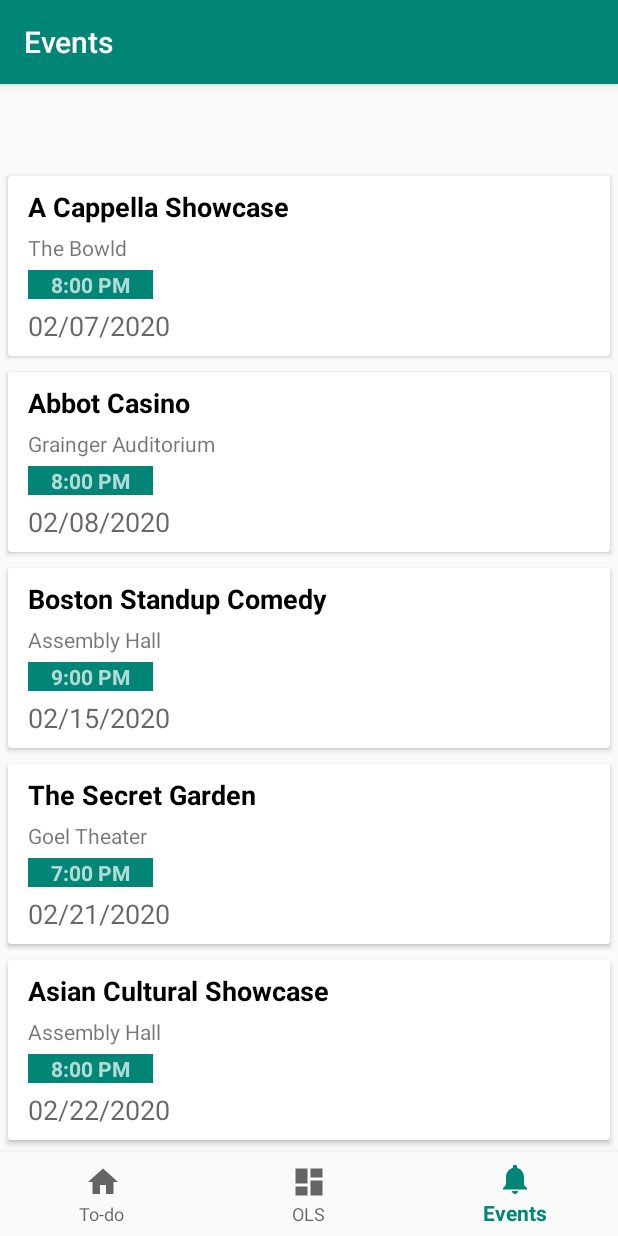
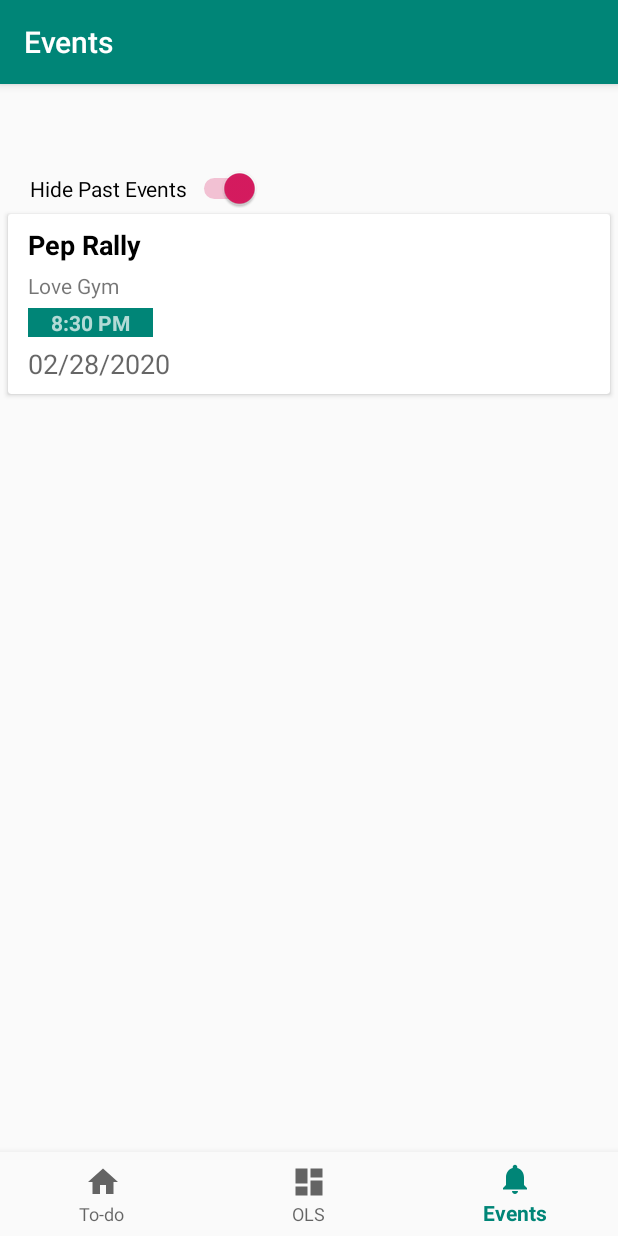
Before and after one commit to josephchen1/Connexeter, an Android app: the NotificationsFragment screen opened through its navigation route, on a phone screen of 412 x 824 dp. Run offline under Robolectric (Android 15) with nearby library versions, the phone set to English and light mode, and no system bars; our stand-ins replace navigation-ui.

Commit message:
Implement data persistence for events and minor bug fixes

```diff
--- a/app/build.gradle
+++ b/app/build.gradle
@@ -28,6 +28,7 @@ dependencies {
     implementation 'androidx.navigation:navigation-fragment:2.2.1'
     implementation 'androidx.navigation:navigation-ui:2.2.1'
     implementation 'androidx.lifecycle:lifecycle-extensions:2.2.0'
+    implementation 'androidx.preference:preference:1.1.0'
     testImplementation 'junit:junit:4.13'
     androidTestImplementation 'androidx.test.ext:junit:1.1.1'
     androidTestImplementation 'androidx.test.espresso:espresso-core:3.2.0'
--- a/app/src/main/java/com/example/connexeter/MainActivity.java
+++ b/app/src/main/java/com/example/connexeter/MainActivity.java
@@ -4,6 +4,7 @@ import android.os.Bundle;
 import android.view.View;
 import android.widget.AdapterView;
 
+import com.example.connexeter.ui.notifications.NotificationsFragment;
 import com.google.android.material.bottomnavigation.BottomNavigationView;
 
 import androidx.appcompat.app.AppCompatActivity;
--- a/app/src/main/java/com/example/connexeter/ui/home/HomeFragment.java
+++ b/app/src/main/java/com/example/connexeter/ui/home/HomeFragment.java
@@ -69,6 +69,7 @@ public class HomeFragment extends Fragment {
                 }
             }
         });
+
         tasksList.setOnItemClickListener(new AdapterView.OnItemClickListener() {
             @Override
             public void onItemClick(AdapterView<?> parent, View view, int position, long id) {
--- a/app/src/main/java/com/example/connexeter/ui/notifications/Event.java
+++ b/app/src/main/java/com/example/connexeter/ui/notifications/Event.java
@@ -8,14 +8,24 @@ import java.text.SimpleDateFormat;
 
 public class Event {
 
-    private String title, description, time, date;
+    private String title, description, startTime, endTime, date;
     SimpleDateFormat f = new SimpleDateFormat("MM/dd/yyyy");
+    SimpleDateFormat t = new SimpleDateFormat("h:mm a");
 
-    public Event(String title, String description, String time, String date) {
-        this.title=title;
-        this.description=description;
-        this.time=time;
-        this.date=date;
+    public Event(String title, String description, String startTime, String date) {
+        this.title = title;
+        this.description = description;
+        this.startTime = startTime;
+        this.date = date;
+        this.endTime = "";
+    }
+
+    public Event(String title, String description, String startTime, String endTime, String date) {
+        this.title = title;
+        this.description = description;
+        this.startTime = startTime;
+        this.endTime = endTime;
+        this.date = date;
     }
 
 
@@ -27,8 +37,22 @@ public class Event {
         return description;
     }
 
-    public String getTime() {
-        return time;
+    public String getStartTime() {
+        return startTime;
+    }
+
+    public long getStartTimeMS() {
+        try {
+            Date y = t.parse(startTime);
+            return y.getTime();
+        } catch (ParseException e) {
+            e.printStackTrace();
+            return 0;
+        }
+    }
+
+    public String getEndTime() {
+        return endTime;
     }
 
     public String getDate() {
--- a/app/src/main/java/com/example/connexeter/ui/notifications/EventAdapter.java
+++ b/app/src/main/java/com/example/connexeter/ui/notifications/EventAdapter.java
@@ -35,10 +35,13 @@ public class EventAdapter extends RecyclerView.Adapter<EventAdapter.EventViewHol
     @Override
     public void onBindViewHolder(@NonNull EventViewHolder holder, int position) {
         Event event = eventList.get(position);
-
         holder.textViewTitle.setText(event.getTitle());
         holder.textViewDescription.setText(event.getDescription());
-        holder.textViewTime.setText(event.getTime());
+        if (!event.getEndTime().equals("")) {
+            holder.textViewTime.setText(event.getStartTime()+" to "+event.getEndTime());
+        } else {
+            holder.textViewTime.setText(event.getStartTime());
+        }
         holder.textViewDate.setText(event.getDate());
     }
 
--- a/app/src/main/java/com/example/connexeter/ui/notifications/NotificationsFragment.java
+++ b/app/src/main/java/com/example/connexeter/ui/notifications/NotificationsFragment.java
@@ -1,9 +1,14 @@
 package com.example.connexeter.ui.notifications;
 
+import android.app.Activity;
+import android.content.Context;
+import android.content.SharedPreferences;
 import android.os.Bundle;
 import android.view.LayoutInflater;
 import android.view.View;
 import android.view.ViewGroup;
+import android.widget.CompoundButton;
+import android.widget.Switch;
 import android.widget.TextView;
 import android.widget.Toast;
 
@@ -12,6 +17,7 @@ import androidx.annotation.NonNull;
 import androidx.fragment.app.Fragment;
 import androidx.lifecycle.Observer;
 import androidx.lifecycle.ViewModelProviders;
+import androidx.preference.PreferenceManager;
 import androidx.recyclerview.widget.LinearLayoutManager;
 import androidx.recyclerview.widget.RecyclerView;
 
@@ -20,6 +26,8 @@ import com.example.connexeter.R;
 import java.util.ArrayList;
 import java.util.Calendar;
 import java.util.List;
+
+import static android.content.Context.MODE_PRIVATE;
 
 //TODO: use SimpleDateFormat to compare startTimes; separate Time to startTime and endTime
 //TODO: so you can compare startTime and organize it like so, make sure when comparing
@@ -39,19 +47,78 @@ public class NotificationsFragment extends Fragment {
 
         notificationsViewModel = ViewModelProviders.of(this).get(NotificationsViewModel.class);
         View root = inflater.inflate(R.layout.fragment_notifications, container, false);
-        final TextView textView = root.findViewById(R.id.text_notifications);
-        notificationsViewModel.getText().observe(getActivity(), new Observer<String>() {
-            @Override
-            public void onChanged(@Nullable String s) { textView.setText(s);
+        eventList = new ArrayList<>();
+        recyclerView = root.findViewById(R.id.recyclerView);
+        recyclerView.setHasFixedSize(true);
+        final Switch showPast = (Switch) root.findViewById(R.id.showSwitch);
+        recyclerView.setLayoutManager(new LinearLayoutManager(getActivity()));
+        SharedPreferences pref = this.getActivity().getSharedPreferences("pref", Context.MODE_PRIVATE);
+        showPast.setChecked(pref.getBoolean("value", true));
+
+
+        if(showPast.isChecked()) {
+            add();
+            Toast.makeText(getActivity(), "Hiding past events", Toast.LENGTH_SHORT).show();
+            SharedPreferences.Editor edit = getActivity().getSharedPreferences("pref", Context.MODE_PRIVATE).edit();
+            edit.putBoolean("value", true);
+            edit.apply();
+            showPast.setChecked(true);
+            for (int x = 0; x < eventList.size(); x++) {
+                if (tsLong > (eventList.get(x).getDateMS())) {
+                    recyclerView.setLayoutManager(new LinearLayoutManager(getActivity()));
+                    eventList.remove(x);
+                    x--;
+                }
+            }
+        } else {
+            eventList.clear();
+            SharedPreferences.Editor edit = getActivity().getSharedPreferences("pref", Context.MODE_PRIVATE).edit();
+            edit.putBoolean("value", false);
+            edit.apply();
+            showPast.setChecked(false);
+            Toast.makeText(getActivity(), "Showing past events", Toast.LENGTH_SHORT).show();
+            add();
+            recyclerView.setLayoutManager(new LinearLayoutManager(getActivity()));
+        }
+        showPast.setOnCheckedChangeListener(new CompoundButton.OnCheckedChangeListener() {
+            public void onCheckedChanged(CompoundButton buttonView, boolean isChecked) {
+                if (isChecked) {
+                    eventList.clear();
+                    add();
+                    Toast.makeText(getActivity(), "Hiding past events", Toast.LENGTH_SHORT).show();
+                    SharedPreferences.Editor edit = getActivity().getSharedPreferences("pref", Context.MODE_PRIVATE).edit();
+                    edit.putBoolean("value", true);
+                    edit.apply();
+                    showPast.setChecked(true);
+                    for (int x = 0; x < eventList.size(); x++) {
+                        if (tsLong > (eventList.get(x).getDateMS())) {
+                            recyclerView.setLayoutManager(new LinearLayoutManager(getActivity()));
+                            eventList.remove(x);
+                            x--;
+                        }
+                    }
+                } else {
+                    eventList.clear();
+                    SharedPreferences.Editor edit = getActivity().getSharedPreferences("pref", Context.MODE_PRIVATE).edit();
+                    edit.putBoolean("value", false);
+                    edit.apply();
+                    showPast.setChecked(false);
+                    Toast.makeText(getActivity(), "Showing past events", Toast.LENGTH_SHORT).show();
+                    add();
+                    recyclerView.setLayoutManager(new LinearLayoutManager(getActivity()));
+                }
             }
         });
-        eventList = new ArrayList<>();
-        Calendar calendar = Calendar.getInstance();
-        recyclerView = root.findViewById(R.id.recyclerView);
-        recyclerView.setHasFixedSize(true);
-        recyclerView.setLayoutManager(new LinearLayoutManager(getActivity()));
-//int id, String title, String description, String time, String date
 
+        //creating recyclerview adapter
+        EventAdapter adapter = new EventAdapter(getActivity(), eventList);
+        //setting adapter to recyclerview
+        recyclerView.setAdapter(adapter);
+
+        return root;
+    }
+
+    public void add() {
         eventList.add(
                 new Event (
 
@@ -138,18 +205,14 @@ public class NotificationsFragment extends Fragment {
 
                         "Winter Festival",
                         "Wetherell Quad",
-                        "12:00 PM to 3:00 PM",
-                        "02/29/2020"
+                        "12:00 PM",
+                        "3:00 PM",
+                        "02/23/2020"
                 )
         );
 
-
-
-
-
         for (int x = 0; x<eventList.size()-1; x++) {
             if (eventList.get(x+1).getDateMS()<(eventList.get(x).getDateMS())) {
-                Toast.makeText(getActivity(), "Reorganized by Date", Toast.LENGTH_SHORT).show();
                 Event temp = eventList.get(x+1);
                 eventList.remove(x+1);
                 eventList.add(x, temp);
@@ -157,21 +220,17 @@ public class NotificationsFragment extends Fragment {
             }
         }
 
+        for (int x = 0; x<eventList.size()-1; x++) {
+            if (eventList.get(x+1).getDateMS()==(eventList.get(x).getDateMS())) {
+                if (eventList.get(x+1).getStartTimeMS()<(eventList.get(x).getStartTimeMS())) {
+                    Event temp = eventList.get(x+1);
+                    eventList.remove(x+1);
+                    eventList.add(x, temp);
+                    x=0;
+                }
+            }
+        }
 
+    }
 
-//        for (int x = 0; x<eventList.size(); x++) {
-//            if (tsLong>(eventList.get(x).getDateMS())) {
-//                Toast.makeText(getActivity(), "Task Completed", Toast.LENGTH_SHORT).show();
-//                eventList.remove(x);
-//                x--;
-//            }
-//        }
-
-        //creating recyclerview adapter
-        EventAdapter adapter = new EventAdapter(getActivity(), eventList);
-        //setting adapter to recyclerview
-        recyclerView.setAdapter(adapter);
-
-        return root;
-    }
 }
--- a/app/src/main/res/layout/fragment_notifications.xml
+++ b/app/src/main/res/layout/fragment_notifications.xml
@@ -5,18 +5,20 @@
     android:layout_width="match_parent"
     android:layout_height="match_parent">
 
-    <TextView
-        android:id="@+id/text_notifications"
-        android:layout_width="match_parent"
+
+    <Switch
+        android:id="@+id/showSwitch"
+        android:layout_width="wrap_content"
         android:layout_height="wrap_content"
-        android:layout_margin="20dp"
-        android:text="Events"
-        android:textSize="28dp"
-        app:fontFamily="sans-serif-condensed" />
+        android:layout_marginLeft="20dp"
+        android:checked="true"
+        android:text="Hide Past Events" />
 
     <androidx.recyclerview.widget.RecyclerView
         android:id="@+id/recyclerView"
         android:layout_width="match_parent"
-        android:layout_height="match_parent" />
+        android:layout_height="match_parent"
+        android:layout_marginTop="25dp"
+        android:layout_marginBottom="56dp" />
 
 </RelativeLayout>
--- a/app/src/main/res/layout/layout_events.xml
+++ b/app/src/main/res/layout/layout_events.xml
@@ -1,6 +1,11 @@
 <?xml version="1.0" encoding="utf-8"?>
 <LinearLayout xmlns:android="http://schemas.android.com/apk/res/android"
 
+    android:layout_width="match_parent"
+    android:layout_height="match_parent"
+    android:orientation="vertical">
+
+    <LinearLayout
         android:layout_width="match_parent"
         android:layout_height="match_parent"
         android:orientation="vertical">
@@ -21,9 +26,9 @@
                     android:layout_height="wrap_content"
                     android:layout_marginLeft="5dp"
                     android:text=""
-                android:textStyle="bold"
                     android:textAppearance="@style/Base.TextAppearance.AppCompat.Medium"
-                android:textColor="#000000" />
+                    android:textColor="#000000"
+                    android:textStyle="bold" />
 
                 <TextView
                     android:id="@+id/textViewDescription"
@@ -60,6 +65,7 @@
 
             </RelativeLayout>
         </androidx.cardview.widget.CardView>
+    </LinearLayout>
 
 
 </LinearLayout>
```
Also changed, not shown: app/src/main/res/values/arrays.xml (added, +12 -0 lines), app/src/main/res/values/strings.xml (+16 -0 lines), app/src/main/res/xml/root_preferences.xml (added, +51 -0 lines). Lines whose indentation alone changed are shown as unchanged.
